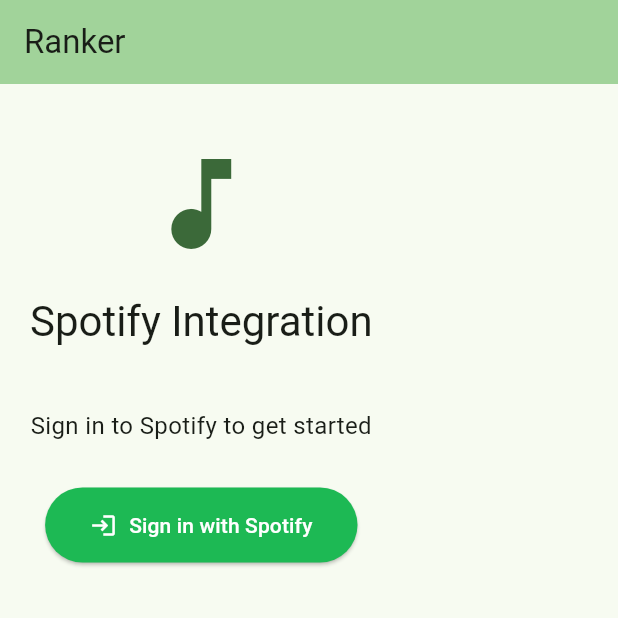
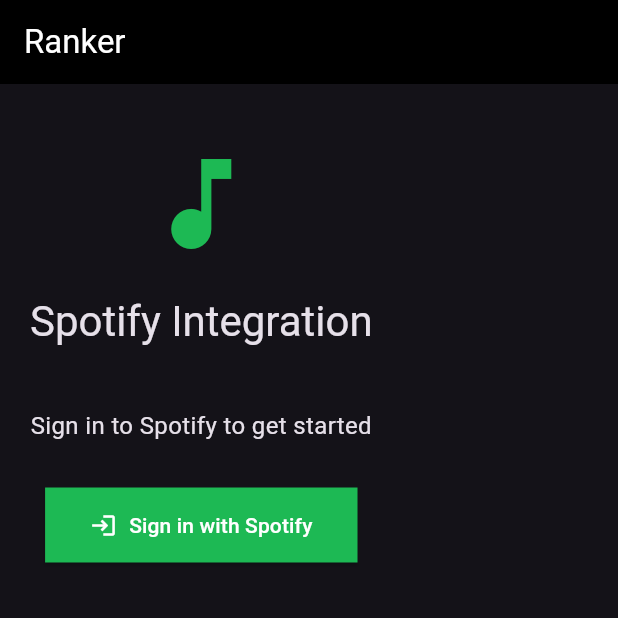
Before and after one commit to nschweitz/ranker, a Flutter app: the screen it shows after launch, on a phone screen of 412 x 824 dp, the top half of it. Run offline on Flutter 3.47's test engine with Material 3 defaults, Android fonts, the phone set to English and light mode, and no system bars; our stand-ins replace app_links, flutter_secure_storage.

Commit message:
dark mode

```diff
--- a/lib/main.dart
+++ b/lib/main.dart
@@ -12,8 +12,23 @@ class MyApp extends StatelessWidget {
   Widget build(BuildContext context) {
     return MaterialApp(
       title: 'Ranker - Spotify Integration',
-      theme: ThemeData(
-        colorScheme: ColorScheme.fromSeed(seedColor: Colors.green),
+      theme: ThemeData.dark().copyWith(
+        colorScheme: const ColorScheme.dark(
+          primary: Color(0xFF1DB954),
+          secondary: Color(0xFF1DB954),
+          surface: Color(0xFF121212),
+        ),
+        cardTheme: const CardThemeData(
+          shape: RoundedRectangleBorder(borderRadius: BorderRadius.zero),
+        ),
+        elevatedButtonTheme: ElevatedButtonThemeData(
+          style: ElevatedButton.styleFrom(
+            shape: const RoundedRectangleBorder(borderRadius: BorderRadius.zero),
+          ),
+        ),
+        floatingActionButtonTheme: const FloatingActionButtonThemeData(
+          shape: RoundedRectangleBorder(borderRadius: BorderRadius.zero),
+        ),
       ),
       home: const MyHomePage(title: 'Ranker'),
     );
```
Also changed, not shown: lib/widgets/song_list_item.dart (+11 -3 lines).
